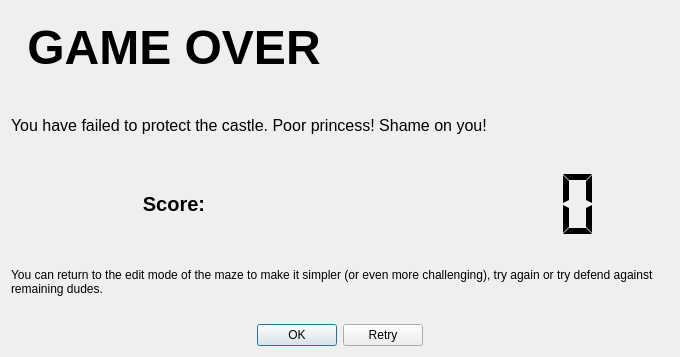
This is maze/static/ui/gameover.ui in MarekSuchanek/maze as Qt 5 draws it before an edit. The edited form follows.
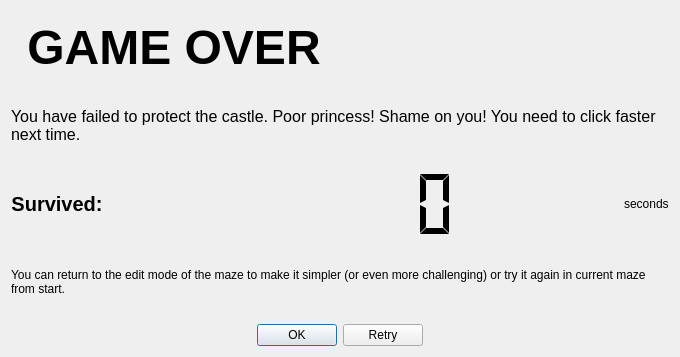
This is the edited form. Icons and pictures are not drawn.

Commit message: Polishing GUI texts

The edit to the form file:
```diff
--- a/maze/static/ui/gameover.ui
+++ b/maze/static/ui/gameover.ui
@@ -58,7 +58,7 @@
       </font>
      </property>
      <property name="text">
-      <string>You have failed to protect the castle. Poor princess! Shame on you!</string>
+      <string>You have failed to protect the castle. Poor princess! Shame on you! You need to click faster next time.</string>
      </property>
      <property name="wordWrap">
       <bool>true</bool>
@@ -77,7 +77,7 @@
         </font>
        </property>
        <property name="text">
-        <string>Score:</string>
+        <string>Survived:</string>
        </property>
        <property name="alignment">
         <set>Qt::AlignCenter</set>
@@ -86,6 +86,12 @@
      </item>
      <item>
       <widget class="QLCDNumber" name="scoreboard">
+       <property name="sizePolicy">
+        <sizepolicy hsizetype="Expanding" vsizetype="Minimum">
+         <horstretch>0</horstretch>
+         <verstretch>0</verstretch>
+        </sizepolicy>
+       </property>
        <property name="font">
         <font>
          <weight>50</weight>
@@ -109,12 +115,25 @@
        </property>
       </widget>
      </item>
+     <item>
+      <widget class="QLabel" name="label_4">
+       <property name="sizePolicy">
+        <sizepolicy hsizetype="Preferred" vsizetype="Preferred">
+         <horstretch>0</horstretch>
+         <verstretch>0</verstretch>
+        </sizepolicy>
+       </property>
+       <property name="text">
+        <string>seconds</string>
+       </property>
+      </widget>
+     </item>
     </layout>
    </item>
    <item>
     <widget class="QLabel" name="label_2">
      <property name="text">
-      <string>You can return to the edit mode of the maze to make it simpler (or even more challenging), try again or try defend against remaining dudes.</string>
+      <string>You can return to the edit mode of the maze to make it simpler (or even more challenging) or try it again in current maze from start.</string>
      </property>
      <property name="wordWrap">
       <bool>true</bool>
```
The commit also changes 1 other file.
